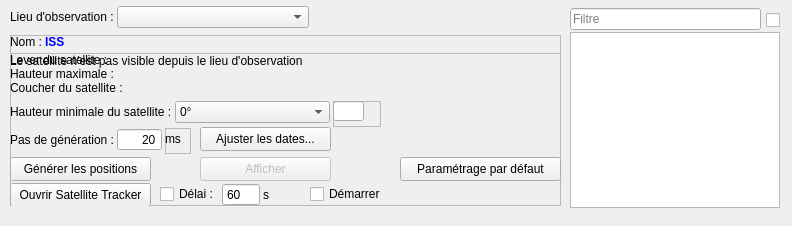
The window that src/interface/onglets/telescope/suivitelescope.ui (mconsidine/previsat-git) describes before a commit, drawn with Qt 5.
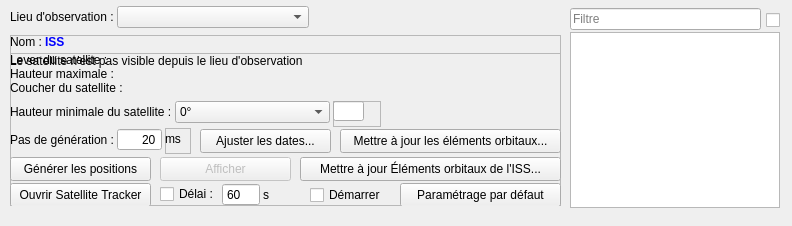
The same window after the commit. Icons and pictures are not drawn.

Commit message: Prise en compte des elements orbitaux de l'ISS avec manoeuvres eventuelles dans l'horizon

Diff of the .ui file:
```diff
--- a/src/interface/onglets/telescope/suivitelescope.ui
+++ b/src/interface/onglets/telescope/suivitelescope.ui
@@ -521,7 +521,7 @@
      </property>
      <property name="geometry">
       <rect>
-       <x>190</x>
+       <x>150</x>
        <y>104</y>
        <width>131</width>
        <height>24</height>
@@ -535,7 +535,7 @@
      <property name="geometry">
       <rect>
        <x>300</x>
-       <y>131</y>
+       <y>132</y>
        <width>81</width>
        <height>20</height>
       </rect>
@@ -551,7 +551,7 @@
      <property name="geometry">
       <rect>
        <x>190</x>
-       <y>74</y>
+       <y>76</y>
        <width>131</width>
        <height>24</height>
       </rect>
@@ -564,7 +564,7 @@
      <property name="geometry">
       <rect>
        <x>390</x>
-       <y>104</y>
+       <y>130</y>
        <width>161</width>
        <height>24</height>
       </rect>
@@ -576,6 +576,32 @@
       <string>Paramétrage par défaut</string>
      </property>
     </widget>
+    <widget class="QPushButton" name="majElementsOrbitauxIss">
+     <property name="geometry">
+      <rect>
+       <x>290</x>
+       <y>104</y>
+       <width>261</width>
+       <height>24</height>
+      </rect>
+     </property>
+     <property name="text">
+      <string>Mettre à jour Éléments orbitaux de l'ISS...</string>
+     </property>
+    </widget>
+    <widget class="QPushButton" name="majElementsOrbitaux">
+     <property name="geometry">
+      <rect>
+       <x>330</x>
+       <y>76</y>
+       <width>221</width>
+       <height>24</height>
+      </rect>
+     </property>
+     <property name="text">
+      <string>Mettre à jour les éléments orbitaux...</string>
+     </property>
+    </widget>
    </widget>
    <widget class="QLabel" name="visibiliteSatSuivi">
     <property name="geometry">
```
Left out of the diff: 46 changed lines with no effect on the pictures. The commit also changes 16 other files.
